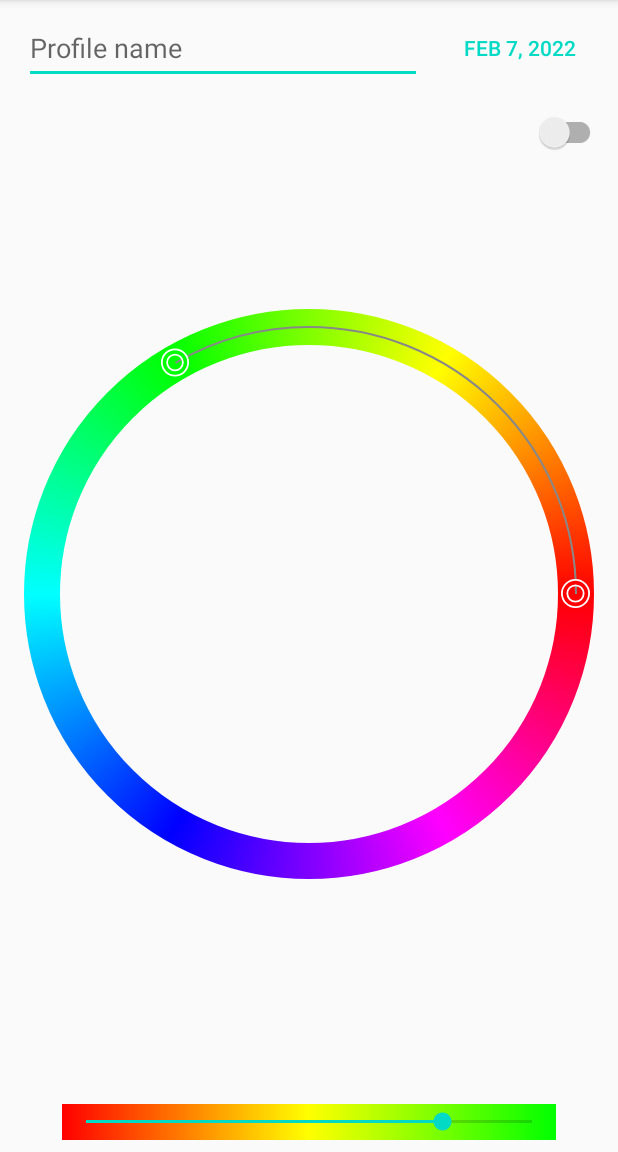
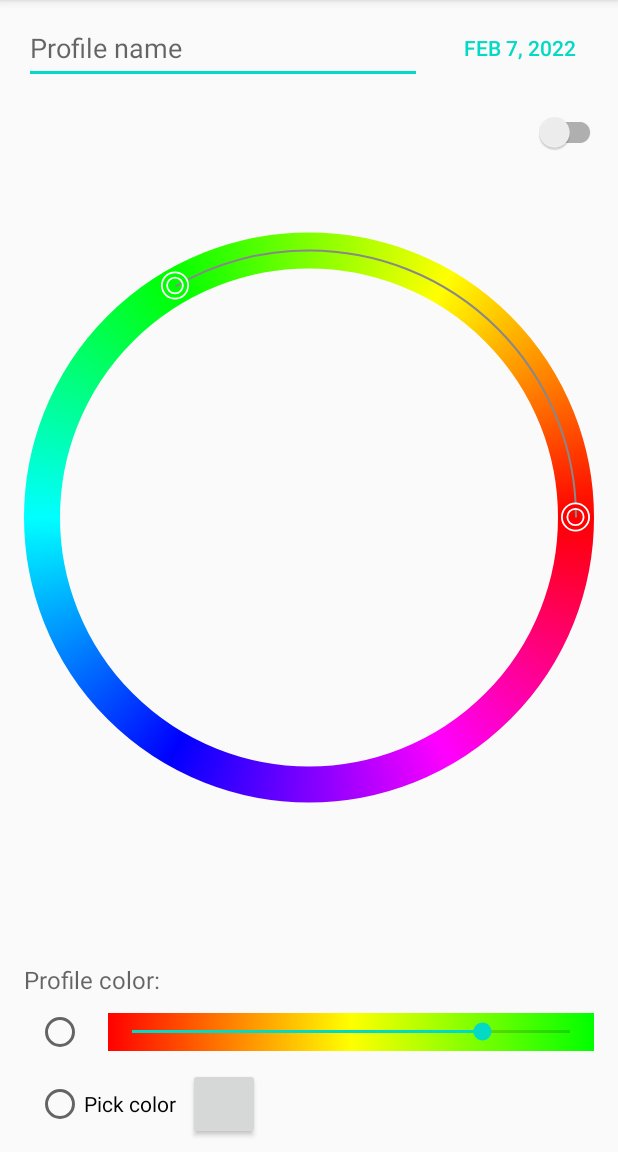
Before and after one commit to mare5x/ColorCalendar, an Android app: the screen it shows after launch (ProfileEditorActivity), on a phone screen of 412 x 824 dp, the part 84-1236 px from its top. Run offline under Robolectric (Android 15) with nearby library versions, the phone set to English and light mode, and no system bars.

Commit message:
Color progress bug fix, Profile UI changes.

```diff
--- a/app/build.gradle
+++ b/app/build.gradle
@@ -15,6 +15,10 @@ android {
         vectorDrawables.useSupportLibrary = true
 
         testInstrumentationRunner "androidx.test.runner.AndroidJUnitRunner"
+    }
+
+    buildFeatures {
+        viewBinding = true
     }
 
     buildTypes {
--- a/app/src/main/java/com/mare5x/colorcalendar/ColorSeekBar.kt
+++ b/app/src/main/java/com/mare5x/colorcalendar/ColorSeekBar.kt
@@ -25,10 +25,38 @@ import kotlin.math.*
 // TODO pick a shade of a single color
 
 
-// Shortest distance between angles alpha and beta.
-fun circleDistance(alpha: Float, beta: Float) : Float {
-    val d = abs(beta - alpha) % 360f
-    return if (d > 180f) (360 - d) else d
+fun circleDistance(alpha: Float, beta: Float, type: ProfileType) : Float {
+    val d = abs(beta - alpha).mod(360f)
+    return when (type) {
+        ProfileType.CIRCLE_SHORT -> min(d, 360f - d)
+        ProfileType.CIRCLE_LONG -> max(d, 360f - d)
+        else -> TODO()
+    }
+}
+
+fun correctDistanceAngles(alpha: Float, beta: Float, type: ProfileType) : Pair<Float, Float> {
+    var a = alpha
+    var b = beta
+    when (type) {
+        ProfileType.CIRCLE_SHORT ->
+            if (abs(b - a) > 180) {
+                if (alpha in 0f..180f) {
+                    b -= 360f
+                } else {
+                    a -= 360f
+                }
+            }
+        ProfileType.CIRCLE_LONG ->
+            if (abs(b - a) < 180) {
+                if (a < b) {
+                    b -= 360f
+                } else {
+                    a -= 360f
+                }
+            }
+        else -> TODO()
+    }
+    return Pair(a, b)
 }
 
 fun complementaryColor(color: Int) : Int {
@@ -45,7 +73,7 @@ fun dimColor(color: Int, dim: Float) : Int {
     return Color.HSVToColor(hsv)
 }
 
-fun calcGradientColor(startColor: Int, endColor: Int, t: Float, type: ProfileType = ProfileType.TWO_COLOR_CIRCLE_SHORT) : Int {
+fun calcGradientColor(startColor: Int, endColor: Int, t: Float, type: ProfileType = ProfileType.CIRCLE_SHORT) : Int {
     val hsv1 = floatArrayOf(0f, 0f, 0f)
     Color.RGBToHSV(startColor.red, startColor.green, startColor.blue, hsv1)
     val hsv2 = floatArrayOf(0f, 0f, 0f)
@@ -53,7 +81,7 @@ fun calcGradientColor(startColor: Int, endColor: Int, t: Float, type: ProfileTyp
 
     // TODO try gamma 2.2 space?
     // Hue value is in [0, 360].
-    if (type == ProfileType.TWO_COLOR_CIRCLE_SHORT) {
+    if (type == ProfileType.CIRCLE_SHORT) {
         // The interpolation must take the shortest route -> modulo ...
         if (abs(hsv2[0] - hsv1[0]) > 180) {
             if (hsv1[0] in 0f..180f) {
@@ -79,14 +107,22 @@ fun calcGradientColor(startColor: Int, endColor: Int, t: Float, type: ProfileTyp
     return Color.HSVToColor(hsv)
 }
 
-fun calcGradientProgress(startColor: Int, endColor: Int, midColor: Int) : Float {
+fun calcGradientProgress(startColor: Int, endColor: Int, midColor: Int, type: ProfileType) : Float {
     val hsvStart = FloatArray(3)
     val hsvEnd = FloatArray(3)
     val hsvMid = FloatArray(3)
     Color.colorToHSV(startColor, hsvStart)
     Color.colorToHSV(endColor, hsvEnd)
     Color.colorToHSV(midColor, hsvMid)
-    return circleDistance(hsvStart[0], hsvMid[0]) / circleDistance(hsvStart[0], hsvEnd[0])
+
+    // TODO check correctness? Consider profile type!
+    val (a, b) = correctDistanceAngles(hsvStart[0], hsvEnd[0], type)
+    if (hsvMid[0] in a..b || hsvMid[0] in b..a) {
+        return abs(hsvMid[0] - a) / abs(b - a)
+    } else {
+        return abs(hsvMid[0] - 360f - a) / abs(b - a)
+    }
+    // return circleDistance(hsvStart[0], hsvMid[0], type) / circleDistance(hsvStart[0], hsvEnd[0], type)
 }
 
 fun hueColor(t: Float) = Color.HSVToColor(floatArrayOf(t * 360f, 1.0f, 1.0f))
@@ -134,7 +170,7 @@ open class ColorSeekBar : AppCompatSeekBar {
     protected var endColor: Int = Color.GRAY
     protected var fullHue: Boolean = false
 
-    var profileType: ProfileType = ProfileType.TWO_COLOR_CIRCLE_SHORT
+    var profileType: ProfileType = ProfileType.CIRCLE_SHORT
         set(value) {
             if (field != value) {
                 field = value
@@ -199,7 +235,7 @@ open class ColorSeekBar : AppCompatSeekBar {
             return hueColor(getNormProgress())
         }
         return when (profileType) {
-            ProfileType.TWO_COLOR_CIRCLE_SHORT, ProfileType.TWO_COLOR_CIRCLE_LONG -> calcGradientColor(startColor, endColor, getNormProgress(), profileType)
+            ProfileType.CIRCLE_SHORT, ProfileType.CIRCLE_LONG -> calcGradientColor(startColor, endColor, getNormProgress(), profileType)
             else -> TODO()
         }
     }
@@ -256,7 +292,7 @@ val HUE_COLORS = intArrayOf(Color.RED, Color.YELLOW, Color.GREEN, Color.CYAN, Co
 class ColorGradientDrawable(private var startColor: Int = Color.GRAY,
                             private var endColor: Int = Color.GRAY,
                             private var fullHue: Boolean = false,
-                            private var profileType: ProfileType = ProfileType.TWO_COLOR_CIRCLE_SHORT
+                            private var profileType: ProfileType = ProfileType.CIRCLE_SHORT
 ) : PaintDrawable() {
 
     init {
@@ -291,7 +327,7 @@ class ColorGradientDrawable(private var startColor: Int = Color.GRAY,
         val r0 = alpha % h
         val k0: Int = (6 * (alpha - r0)).toInt()
 
-        if (profileType == ProfileType.TWO_COLOR_CIRCLE_SHORT) {
+        if (profileType == ProfileType.CIRCLE_SHORT) {
             if (abs(beta - alpha) > 0.5f) {
                 if (alpha <= 0.5f) {
                     beta -= 1.0f
@@ -405,7 +441,7 @@ class ColorCircleBar : View {
 
     var onValueChanged: (value0: Float, value1: Float) -> Unit = { _, _ ->  }
 
-    private var profileType: ProfileType = ProfileType.TWO_COLOR_CIRCLE_SHORT
+    private var profileType: ProfileType = ProfileType.CIRCLE_SHORT
 
     private var circleRadius: Float = 0f  // px units
     private val centerPoint: PointF = PointF()  // local px units
@@ -443,7 +479,7 @@ class ColorCircleBar : View {
         }
         var thumb0Angle = (1 - thumb0.progress) * 360f
         var thumb1Angle = (1 - thumb1.progress) * 360f
-        if (profileType == ProfileType.TWO_COLOR_CIRCLE_SHORT) {
+        if (profileType == ProfileType.CIRCLE_SHORT) {
             if (abs(thumb1Angle - thumb0Angle) > 180f) {
                 if (thumb0Angle <= 180f) {
                     thumb1Angle -= 360f
--- a/app/src/main/java/com/mare5x/colorcalendar/DatabaseHelper.kt
+++ b/app/src/main/java/com/mare5x/colorcalendar/DatabaseHelper.kt
@@ -61,8 +61,8 @@ object DatabaseContract {
 
 
 enum class ProfileType(val value: Int) {
-    TWO_COLOR_CIRCLE_SHORT(0),  // 0 must be default for old database compatibility
-    TWO_COLOR_CIRCLE_LONG(1),
+    CIRCLE_SHORT(0),  // 0 must be default for old database compatibility
+    CIRCLE_LONG(1),
     ONE_COLOR_SHADE(2),
     FREE_COLOR(3),
     BOOLEAN_COLOR(4);
@@ -79,7 +79,7 @@ data class ProfileEntry(
     var maxColor: Int = 0,
     var prefColor: Int = 0,
     var creationDate: Date = Date(),
-    var type: ProfileType = ProfileType.TWO_COLOR_CIRCLE_SHORT
+    var type: ProfileType = ProfileType.CIRCLE_SHORT
 )
 
 data class Entry(
--- a/app/src/main/java/com/mare5x/colorcalendar/EntryViewer.kt
+++ b/app/src/main/java/com/mare5x/colorcalendar/EntryViewer.kt
@@ -346,7 +346,7 @@ class EntryEditorDialog : DialogFragment(), TimePickerDialog.OnTimeSetListener {
             fragment.arguments = Bundle().apply {
                 putInt(LOW_COLOR_KEY, profile.minColor)
                 putInt(HIGH_COLOR_KEY, profile.maxColor)
-                putFloat(BAR_VALUE_KEY, barValue ?: calcGradientProgress(profile.minColor, profile.maxColor, profile.prefColor))
+                putFloat(BAR_VALUE_KEY, barValue ?: calcGradientProgress(profile.minColor, profile.maxColor, profile.prefColor, profile.type))
                 putSerializable(PROFILE_TYPE, profile.type)
             }
             return fragment
--- a/app/src/main/java/com/mare5x/colorcalendar/ProfileEditor.kt
+++ b/app/src/main/java/com/mare5x/colorcalendar/ProfileEditor.kt
@@ -12,9 +12,8 @@ import android.view.Menu
 import android.view.MenuItem
 import android.widget.*
 import androidx.appcompat.app.AppCompatActivity
-import androidx.appcompat.widget.SwitchCompat
 import androidx.fragment.app.DialogFragment
-import androidx.fragment.app.Fragment
+import com.mare5x.colorcalendar.databinding.ActivityProfileEditorBinding
 import java.text.DateFormat
 import java.util.*
 
@@ -139,26 +138,24 @@ class DatePickerFragment : DialogFragment() {
 
 
 class ProfileEditorActivity : AppCompatActivity(), ProfileDiscardDialog.ProfileDiscardListener, DatePickerDialog.OnDateSetListener {
+    private lateinit var binding: ActivityProfileEditorBinding
     private lateinit var circleBar: ColorCircleBar
-    private lateinit var profileText: EditText
     private lateinit var colorBar: ColorSeekBar2
-    private lateinit var dateButton: Button
-    private lateinit var circleSwitch: SwitchCompat
 
     private var profileId: Long = -1L  // Used when editing profile.
     private var profileCreationDate: Long = -1L
-    private var profileType: ProfileType = ProfileType.TWO_COLOR_CIRCLE_SHORT
+    private var profileType: ProfileType = ProfileType.CIRCLE_SHORT
         set(value) {
             field = value
             circleBar.setProfileType(value)
             colorBar.profileType = value
             when (value) {
-                ProfileType.TWO_COLOR_CIRCLE_SHORT -> circleSwitch.isChecked = false
-                ProfileType.TWO_COLOR_CIRCLE_LONG -> circleSwitch.isChecked = true
+                ProfileType.CIRCLE_SHORT -> binding.circleSwitch.isChecked = false
+                ProfileType.CIRCLE_LONG -> binding.circleSwitch.isChecked = true
             }
             setUIColor(colorBar.getColor())
         }
-    private var forceSelection = false
+    private var forceSelection = false  // For first profile
 
     private var year: Int = 0
     private var month: Int = 0
@@ -166,9 +163,9 @@ class ProfileEditorActivity : AppCompatActivity(), ProfileDiscardDialog.ProfileD
 
     override fun onCreate(savedInstanceState: Bundle?) {
         super.onCreate(savedInstanceState)
-
-        setContentView(R.layout.activity_profile_editor)
-        setSupportActionBar(findViewById(R.id.toolbar))
+        binding = ActivityProfileEditorBinding.inflate(layoutInflater)
+        setContentView(binding.root)
+        setSupportActionBar(binding.toolbar)
 
         forceSelection = intent.getBooleanExtra(FORCE_SELECTION_KEY, false)
 
@@ -180,9 +177,7 @@ class ProfileEditorActivity : AppCompatActivity(), ProfileDiscardDialog.ProfileD
         }
 
         circleBar = findViewById(R.id.colorCircleBar)
-        profileText = findViewById(R.id.profileNameEdit)
         colorBar = findViewById(R.id.colorSeekBar)
-        circleSwitch = findViewById(R.id.circleSwitch)
         circleBar.onValueChanged = { _, _ ->
             colorBar.setColors(circleBar.getColor0(), circleBar.getColor1())
             setUIColor(colorBar.getColor())
@@ -190,15 +185,20 @@ class ProfileEditorActivity : AppCompatActivity(), ProfileDiscardDialog.ProfileD
         colorBar.onValueChanged = { _, prefColor ->
             setUIColor(prefColor)
         }
-        dateButton = findViewById(R.id.dateButton)
-        dateButton.setOnClickListener {
+        binding.dateButton.setOnClickListener {
             DatePickerFragment.create(year, month, dayOfMonth).show(supportFragmentManager, "datePicker")
         }
-        circleSwitch.setOnCheckedChangeListener { _, isChecked ->
+        binding.circleSwitch.setOnCheckedChangeListener { _, isChecked ->
             profileType = when (isChecked) {
-                false -> ProfileType.TWO_COLOR_CIRCLE_SHORT
-                true -> ProfileType.TWO_COLOR_CIRCLE_LONG
+                false -> ProfileType.CIRCLE_SHORT
+                true -> ProfileType.CIRCLE_LONG
             }
+        }
+        binding.barRadioButton.setOnClickListener {
+            binding.freeRadioButton.isChecked = false
+        }
+        binding.freeRadioButton.setOnClickListener {
+            binding.barRadioButton.isChecked = false
         }
 
         profileId = intent.getLongExtra(PROFILE_ID_KEY, -1L)
@@ -222,7 +222,7 @@ class ProfileEditorActivity : AppCompatActivity(), ProfileDiscardDialog.ProfileD
 
         intent.getStringExtra(PROFILE_NAME_KEY).let { name ->
             if (name != null) {
-                profileText.setText(name)
+                binding.profileNameEdit.setText(name)
             }
         }
         intent.getIntExtra(PROFILE_MIN_COLOR_KEY, circleBar.getColor0()).let { color ->
@@ -237,7 +237,7 @@ class ProfileEditorActivity : AppCompatActivity(), ProfileDiscardDialog.ProfileD
 
         intent.getIntExtra(PROFILE_PREF_COLOR_KEY, colorBar.getColor()).let { color ->
             colorBar.setNormProgress(
-                calcGradientProgress(circleBar.getColor0(), circleBar.getColor1(), color))
+                calcGradientProgress(circleBar.getColor0(), circleBar.getColor1(), color, profileType))
         }
 
         setUIColor(colorBar.getColor())
@@ -291,7 +291,7 @@ class ProfileEditorActivity : AppCompatActivity(), ProfileDiscardDialog.ProfileD
 
         val intent = Intent().apply {
             putExtra(PROFILE_ID_KEY, profileId)
-            putExtra(PROFILE_NAME_KEY, profileText.text.toString())
+            putExtra(PROFILE_NAME_KEY, binding.profileNameEdit.text.toString())
             putExtra(PROFILE_MIN_COLOR_KEY, circleBar.getColor0())
             putExtra(PROFILE_MAX_COLOR_KEY, circleBar.getColor1())
             putExtra(PROFILE_PREF_COLOR_KEY, colorBar.getColor())
@@ -320,7 +320,7 @@ class ProfileEditorActivity : AppCompatActivity(), ProfileDiscardDialog.ProfileD
             set(Calendar.MONTH, month)
             set(Calendar.DAY_OF_MONTH, dayOfMonth)
         }.timeInMillis
-        dateButton.text = DateFormat.getDateInstance().format(Date(profileCreationDate))
+        binding.dateButton.text = DateFormat.getDateInstance().format(Date(profileCreationDate))
     }
 
     override fun onSaveInstanceState(outState: Bundle) {
--- a/app/src/main/res/layout/activity_profile_editor.xml
+++ b/app/src/main/res/layout/activity_profile_editor.xml
@@ -44,11 +44,10 @@
         android:layout_width="0dp"
         android:layout_height="0dp"
         android:layout_marginStart="8dp"
-        android:layout_marginLeft="8dp"
         android:layout_marginTop="8dp"
         android:layout_marginEnd="8dp"
-        android:layout_marginRight="8dp"
-        app:layout_constraintBottom_toTopOf="@+id/colorSeekBar"
+        android:layout_marginBottom="8dp"
+        app:layout_constraintBottom_toTopOf="@+id/profileColorText"
         app:layout_constraintEnd_toEndOf="parent"
         app:layout_constraintStart_toStartOf="parent"
         app:layout_constraintTop_toBottomOf="@id/profileNameEdit" />
@@ -56,18 +55,13 @@
     <com.mare5x.colorcalendar.ColorSeekBar2
         android:id="@+id/colorSeekBar"
         android:layout_width="0dp"
-        android:layout_height="24dp"
-        android:layout_marginStart="8dp"
-        android:layout_marginLeft="8dp"
-        android:layout_marginTop="8dp"
-        android:layout_marginEnd="8dp"
-        android:layout_marginRight="8dp"
-        android:layout_marginBottom="8dp"
-        app:layout_constraintBottom_toBottomOf="parent"
+        android:layout_height="25dp"
+        android:layout_marginStart="16dp"
+        android:layout_marginEnd="16dp"
+        app:layout_constraintBottom_toBottomOf="@+id/barRadioButton"
         app:layout_constraintEnd_toEndOf="parent"
-        app:layout_constraintStart_toStartOf="parent"
-        app:layout_constraintTop_toBottomOf="@+id/colorCircleBar"
-        app:layout_constraintWidth_percent="0.8" />
+        app:layout_constraintStart_toEndOf="@+id/barRadioButton"
+        app:layout_constraintTop_toTopOf="@+id/barRadioButton" />
 
     <Button
         android:id="@+id/dateButton"
@@ -91,4 +85,50 @@
         app:layout_constraintEnd_toEndOf="@+id/colorCircleBar"
         app:layout_constraintTop_toTopOf="@+id/colorCircleBar" />
 
+    <TextView
+        android:id="@+id/profileColorText"
+        android:layout_width="wrap_content"
+        android:layout_height="wrap_content"
+        android:layout_marginStart="16dp"
+        android:layout_marginTop="8dp"
+        android:layout_marginBottom="8dp"
+        android:text="Profile color:"
+        android:textAppearance="@style/TextAppearance.AppCompat.Medium"
+        android:textSize="16sp"
+        app:layout_constraintBottom_toTopOf="@+id/barRadioButton"
+        app:layout_constraintStart_toStartOf="parent"
+        app:layout_constraintTop_toBottomOf="@+id/colorCircleBar" />
+
+    <com.mare5x.colorcalendar.ColorRectButton
+        android:id="@+id/profileColorButton"
+        android:layout_width="@dimen/color_item_size"
+        android:layout_height="@dimen/color_item_size"
+        android:layout_margin="8dp"
+        android:layout_marginStart="8dp"
+        android:layout_marginTop="8dp"
+        android:layout_marginEnd="8dp"
+        app:layout_constraintBottom_toBottomOf="parent"
+        app:layout_constraintEnd_toEndOf="parent"
+        app:layout_constraintHorizontal_bias="0.0"
+        app:layout_constraintStart_toEndOf="@+id/freeRadioButton"
+        app:layout_constraintTop_toBottomOf="@+id/barRadioButton" />
+
+    <RadioButton
+        android:id="@+id/barRadioButton"
+        android:layout_width="wrap_content"
+        android:layout_height="wrap_content"
+        android:layout_marginTop="8dp"
+        app:layout_constraintStart_toStartOf="@+id/freeRadioButton"
+        app:layout_constraintTop_toBottomOf="@+id/profileColorText" />
+
+    <RadioButton
+        android:id="@+id/freeRadioButton"
+        android:layout_width="wrap_content"
+        android:layout_height="wrap_content"
+        android:layout_marginStart="24dp"
+        android:text="Pick color"
+        app:layout_constraintBottom_toBottomOf="@+id/profileColorButton"
+        app:layout_constraintStart_toStartOf="parent"
+        app:layout_constraintTop_toTopOf="@+id/profileColorButton" />
+
 </androidx.constraintlayout.widget.ConstraintLayout>
```
